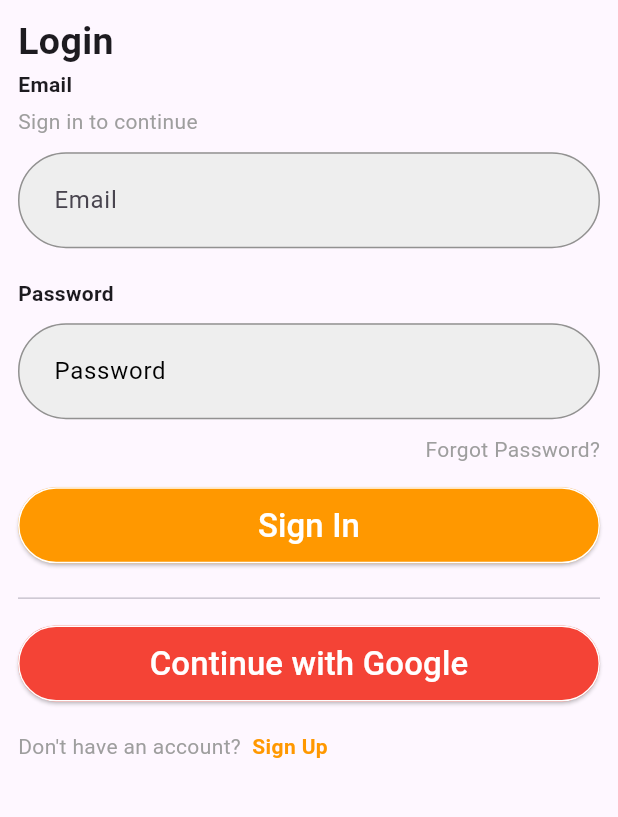
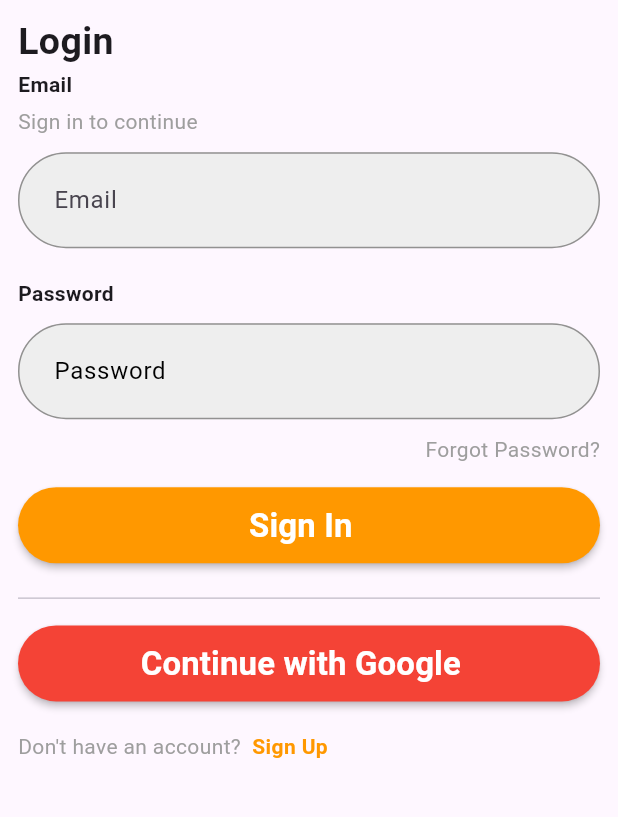
Before and after one commit to KhaledBahjat/notes_app, a Flutter app: the screen it shows after launch, on a phone screen of 412 x 824 dp, the part 290-1107 px from its top. Run offline on Flutter 3.47's test engine with Material 3 defaults, Android fonts, the phone set to English and light mode, and no system bars; our stand-ins replace firebase_core, flutter_screenutil, go_router; accounts and stored records are empty.

```diff
--- a/analysis_options.yaml
+++ b/analysis_options.yaml
@@ -8,7 +8,8 @@
 # The following line activates a set of recommended lints for Flutter apps,
 # packages, and plugins designed to encourage good coding practices.
 include: package:flutter_lints/flutter.yaml
-
+formatter:
+  trailing_commas: preserve
 linter:
   # The lint rules applied to this project can be customized in the
   # section below to disable rules from the `package:flutter_lints/flutter.yaml`
--- a/lib/core/routing/app_routs.dart
+++ b/lib/core/routing/app_routs.dart
@@ -1,4 +1,4 @@
 class AppRouts {
   static const String login = '/login';
-  static const String home = '/register';
+  static const String register = '/register';
 }
--- a/lib/core/routing/router_generator.dart
+++ b/lib/core/routing/router_generator.dart
@@ -1,6 +1,7 @@
 import 'package:go_router/go_router.dart';
 import 'package:nots_app/core/routing/app_routs.dart';
 import 'package:nots_app/screens/auth/login_screen.dart';
+import 'package:nots_app/screens/auth/register_screen.dart';
 
 class RouterGenerator {
   static GoRouter goRouter = GoRouter(
@@ -10,6 +11,11 @@ class RouterGenerator {
         name: AppRouts.login,
         builder: (context, state) => LoginScreen(),
       ),
+      GoRoute(
+        path: AppRouts.register,
+        name: AppRouts.register,
+        builder: (context, state) => RegisterScreen(),
+      ),
     ],
     initialLocation: AppRouts.login,
   );
--- a/lib/main.dart
+++ b/lib/main.dart
@@ -1,6 +1,7 @@
 import 'package:flutter/material.dart';
 import 'package:flutter_screenutil/flutter_screenutil.dart';
 import 'package:nots_app/core/routing/router_generator.dart';
+import 'firebase_options.dart';
 
 void main() {
   runApp(const NoteApp());
--- a/lib/screens/auth/widgets/custom_button.dart
+++ b/lib/screens/auth/widgets/custom_button.dart
@@ -11,26 +11,31 @@ class CustomButton extends StatelessWidget {
   Color? backgroundColor;
   String text;
   void Function()? onPressed;
-
+  String? image;
   @override
   Widget build(BuildContext context) {
-    return SizedBox(
-      width: double.infinity,
+    return MaterialButton(
+      color: backgroundColor,
+      shape: RoundedRectangleBorder(
+        borderRadius: BorderRadiusGeometry.circular(40),
+      ),
       height: 50.h,
-      child: ElevatedButton(
-        style: ElevatedButton.styleFrom(
-          backgroundColor: backgroundColor,
-          shape: RoundedRectangleBorder(
-            side: BorderSide(color: Colors.white),
-            borderRadius: BorderRadius.circular(50),
+      onPressed: onPressed,
+      child: Row(
+        mainAxisAlignment: MainAxisAlignment.center,
+        children: [
+          Text(
+            text,
+            style: TextStyle(
+              color: Colors.white,
+              fontSize: 20.sp,
+              fontWeight: FontWeight.bold,
+            ),
           ),
-        ),
-        onPressed: () {},
-        child: Text(
-          text,
-          textAlign: TextAlign.center,
-          style: TextStyle(color: Colors.white, fontSize: 20.sp),
-        ),
+          SizedBox(
+            width: 10.w,
+          ),
+        ],
       ),
     );
   }
--- a/lib/screens/auth/widgets/customtextform.dart
+++ b/lib/screens/auth/widgets/customtextform.dart
@@ -6,20 +6,26 @@ class CustomTextFormField extends StatelessWidget {
     this.prefixIcon,
     this.hintText,
     this.label,
+    this.suffixIcon,
+    this.obscureText = false,
   });
   Widget? prefixIcon;
   String? hintText;
-  Widget? label;
+  Widget? label,suffixIcon;
+  bool obscureText = false;
   @override
   Widget build(BuildContext context) {
     return TextFormField(
+      obscureText: obscureText,
+
       decoration: InputDecoration(
+        suffixIcon: suffixIcon,
         contentPadding: const EdgeInsets.all(20),
         prefixIcon: prefixIcon,
         enabledBorder: OutlineInputBorder(
           borderRadius: BorderRadius.circular(50),
           borderSide: BorderSide(
-            color: const Color.fromARGB(255, 146, 145, 145)!,
+            color: const Color.fromARGB(255, 146, 145, 145),
           ),
         ),
         label: label,
```
Also changed, not shown: lib/screens/auth/register_screen.dart (+5 -4 lines), assets/icons/google.png (added), firebase.json (added), lib/firebase_options.dart (added), pubspec.lock, 6 other files.
